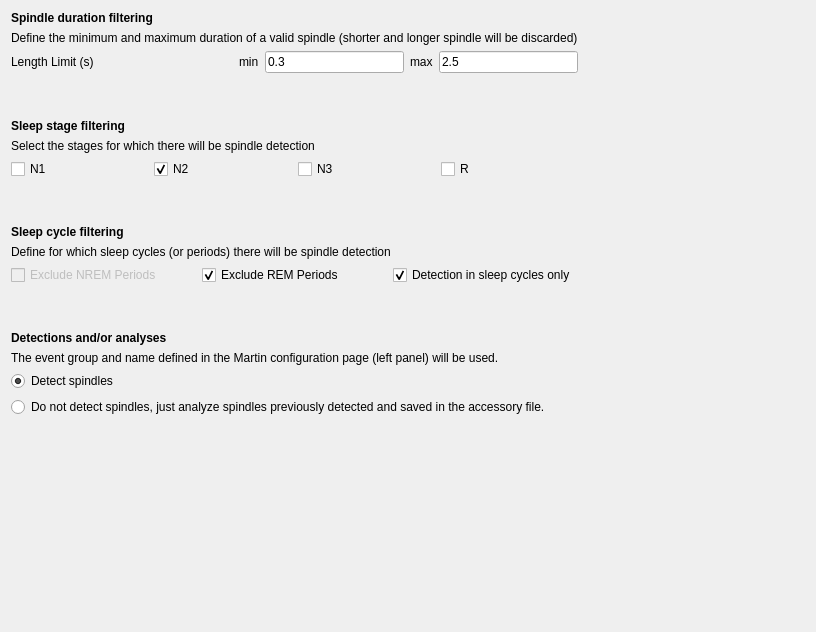
Old version of the form tools/CEAMSTools/SpindleDetectionMartin/SpindleDetectorSelStep/Ui_SpindleDetectorSelStep.ui in the repository SnoozToolbox/snooz-package-ceams.
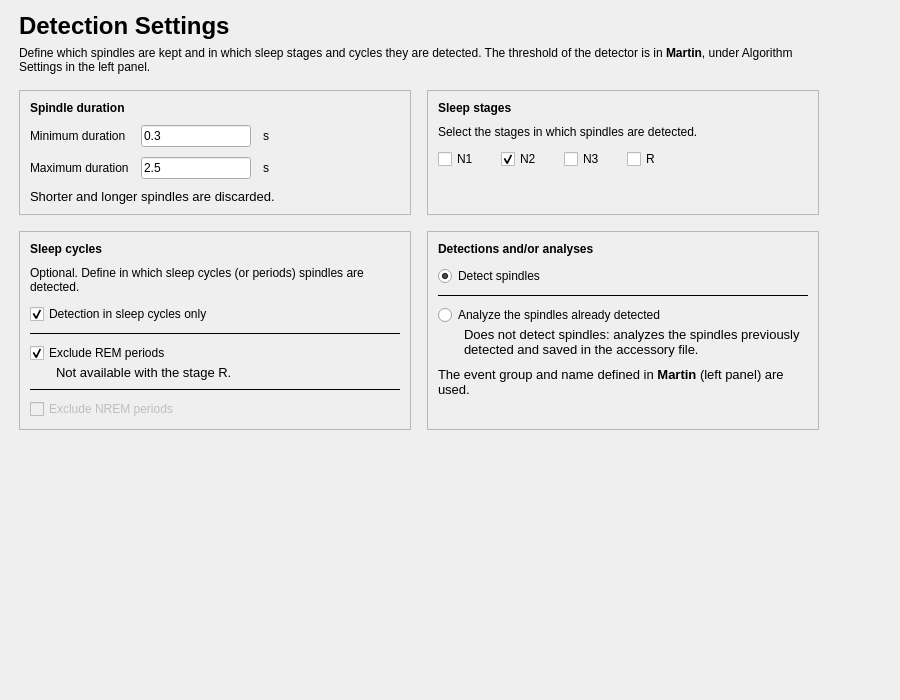
New version of the form.

Commit message: Detect Spindles with Martin and SUMO: redesigned pages (tools 2.11.3, 2.13.3)

Diff of the .ui file:
```diff
--- a/tools/CEAMSTools/SpindleDetectionMartin/SpindleDetectorSelStep/Ui_SpindleDetectorSelStep.ui
+++ b/tools/CEAMSTools/SpindleDetectionMartin/SpindleDetectorSelStep/Ui_SpindleDetectorSelStep.ui
@@ -6,134 +6,312 @@
    <rect>
     <x>0</x>
     <y>0</y>
-    <width>816</width>
-    <height>632</height>
+    <width>900</width>
+    <height>700</height>
    </rect>
   </property>
   <property name="windowTitle">
    <string/>
   </property>
-  <layout class="QHBoxLayout" name="horizontalLayout_5">
-   <item>
-    <layout class="QVBoxLayout" name="verticalLayout_3">
-     <item>
       <layout class="QVBoxLayout" name="verticalLayout">
+   <property name="leftMargin">
+    <number>19</number>
+   </property>
+   <property name="topMargin">
+    <number>12</number>
+   </property>
+   <property name="rightMargin">
+    <number>19</number>
+   </property>
+   <property name="bottomMargin">
+    <number>12</number>
+   </property>
+   <item>
+    <layout class="QHBoxLayout" name="content_row" stretch="1,0">
+     <property name="leftMargin">
+      <number>0</number>
+     </property>
+     <property name="topMargin">
+      <number>0</number>
+     </property>
+     <property name="rightMargin">
+      <number>0</number>
+     </property>
+     <property name="bottomMargin">
+      <number>0</number>
+     </property>
+     <item>
+      <widget class="QWidget" name="content_widget" native="true">
+       <property name="maximumSize">
+        <size>
+         <width>800</width>
+         <height>16777215</height>
+        </size>
+       </property>
+       <layout class="QVBoxLayout" name="content_layout">
+        <property name="spacing">
+         <number>16</number>
+        </property>
+        <property name="leftMargin">
+         <number>0</number>
+        </property>
+        <property name="topMargin">
+         <number>0</number>
+        </property>
+        <property name="rightMargin">
+         <number>0</number>
+        </property>
+        <property name="bottomMargin">
+         <number>0</number>
+        </property>
+        <item>
+         <layout class="QVBoxLayout" name="header_layout">
+          <property name="spacing">
+           <number>6</number>
+          </property>
+          <item>
+           <widget class="QLabel" name="title_label">
+            <property name="font">
+             <font>
+              <pointsize>18</pointsize>
+              <bold>true</bold>
+             </font>
+            </property>
+            <property name="text">
+             <string>Detection Settings</string>
+            </property>
+           </widget>
+          </item>
+          <item>
+           <widget class="QLabel" name="subtitle_label">
+            <property name="text">
+             <string>Define which spindles are kept and in which sleep stages and cycles they are detected. The threshold of the detector is in &lt;b&gt;Martin&lt;/b&gt;, under Algorithm Settings in the left panel.</string>
+            </property>
+            <property name="textFormat">
+             <enum>Qt::TextFormat::RichText</enum>
+            </property>
+            <property name="wordWrap">
+             <bool>true</bool>
+            </property>
+            <property name="variant" stdset="0">
+             <string notr="true">help</string>
+            </property>
+           </widget>
+          </item>
+         </layout>
+        </item>
+        <item>
+         <layout class="QHBoxLayout" name="detection_cards_layout" stretch="1,1">
+          <property name="spacing">
+           <number>16</number>
+          </property>
+          <item>
+           <widget class="QFrame" name="duration_card">
+            <property name="frameShape">
+             <enum>QFrame::Shape::StyledPanel</enum>
+            </property>
+            <property name="frameShadow">
+             <enum>QFrame::Shadow::Raised</enum>
+            </property>
+            <layout class="QVBoxLayout" name="duration_card_layout">
+             <property name="spacing">
+              <number>10</number>
+             </property>
+             <property name="leftMargin">
+              <number>10</number>
+             </property>
+             <property name="topMargin">
+              <number>10</number>
+             </property>
+             <property name="rightMargin">
+              <number>10</number>
+             </property>
+             <property name="bottomMargin">
+              <number>10</number>
+             </property>
        <item>
         <widget class="QLabel" name="label_5">
          <property name="font">
           <font>
-           <weight>50</weight>
-           <italic>false</italic>
-           <bold>false</bold>
+                 <bold>true</bold>
           </font>
          </property>
          <property name="text">
-          <string>&lt;html&gt;&lt;head/&gt;&lt;body&gt;&lt;p&gt;&lt;span style=&quot; font-weight:600;&quot;&gt;Spindle duration filtering&lt;/span&gt;&lt;/p&gt;&lt;/body&gt;&lt;/html&gt;</string>
+                <string>Spindle duration</string>
          </property>
         </widget>
        </item>
        <item>
-        <widget class="QLabel" name="label_8">
-         <property name="text">
-          <string>Define the minimum and maximum duration of a valid spindle (shorter and longer spindle will be discarded)</string>
-         </property>
-        </widget>
-       </item>
-       <item>
-        <layout class="QHBoxLayout" name="horizontalLayout">
-         <item>
-          <widget class="QLabel" name="label">
-           <property name="text">
-            <string>Length Limit (s)</string>
-           </property>
-          </widget>
-         </item>
-         <item>
-          <spacer name="horizontalSpacer">
-           <property name="orientation">
-            <enum>Qt::Horizontal</enum>
-           </property>
-           <property name="sizeHint" stdset="0">
-            <size>
-             <width>40</width>
-             <height>20</height>
-            </size>
-           </property>
-          </spacer>
-         </item>
-         <item>
+              <layout class="QGridLayout" name="duration_grid">
+               <property name="horizontalSpacing">
+                <number>12</number>
+               </property>
+               <property name="verticalSpacing">
+                <number>10</number>
+               </property>
+               <item row="0" column="0">
           <widget class="QLabel" name="label_3">
            <property name="text">
-            <string>min</string>
+                  <string>Minimum duration</string>
            </property>
           </widget>
          </item>
-         <item>
+               <item row="0" column="1">
           <widget class="QLineEdit" name="min_length_lineEdit">
+                 <property name="maximumSize">
+                  <size>
+                   <width>110</width>
+                   <height>16777215</height>
+                  </size>
+                 </property>
            <property name="text">
             <string>0.3</string>
            </property>
           </widget>
          </item>
-         <item>
+               <item row="0" column="2">
+                <widget class="QLabel" name="min_length_unit_label">
+                 <property name="text">
+                  <string>s</string>
+                 </property>
+                 <property name="variant" stdset="0">
+                  <string notr="true">help</string>
+                 </property>
+                </widget>
+               </item>
+               <item row="1" column="0">
           <widget class="QLabel" name="label_4">
            <property name="text">
-            <string>max</string>
+                  <string>Maximum duration</string>
            </property>
           </widget>
          </item>
-         <item>
+               <item row="1" column="1">
           <widget class="QLineEdit" name="max_length_lineEdit">
+                 <property name="maximumSize">
+                  <size>
+                   <width>110</width>
+                   <height>16777215</height>
+                  </size>
+                 </property>
            <property name="text">
             <string>2.5</string>
            </property>
           </widget>
          </item>
-        </layout>
-       </item>
+               <item row="1" column="2">
+                <widget class="QLabel" name="max_length_unit_label">
+                 <property name="text">
+                  <string>s</string>
+                 </property>
+                 <property name="variant" stdset="0">
+                  <string notr="true">help</string>
+                 </property>
+                </widget>
+               </item>
+               <item row="0" column="3">
+                <spacer name="duration_grid_spacer">
+                 <property name="orientation">
+                  <enum>Qt::Orientation::Horizontal</enum>
+                 </property>
+                 <property name="sizeHint" stdset="0">
+                  <size>
+                   <width>40</width>
+                   <height>20</height>
+                  </size>
+                 </property>
+                </spacer>
+               </item>
       </layout>
      </item>
      <item>
-      <spacer name="verticalSpacer_2">
-       <property name="orientation">
-        <enum>Qt::Vertical</enum>
-       </property>
-       <property name="sizeType">
-        <enum>QSizePolicy::Fixed</enum>
+              <widget class="QLabel" name="label_8">
+               <property name="font">
+                <font>
+                 <pointsize>10</pointsize>
+                </font>
+               </property>
+               <property name="text">
+                <string>Shorter and longer spindles are discarded.</string>
+               </property>
+               <property name="wordWrap">
+                <bool>true</bool>
+               </property>
+               <property name="variant" stdset="0">
+                <string notr="true">help</string>
+               </property>
+              </widget>
+             </item>
+             <item>
+              <spacer name="duration_stretch">
+               <property name="orientation">
+                <enum>Qt::Orientation::Vertical</enum>
        </property>
        <property name="sizeHint" stdset="0">
         <size>
          <width>20</width>
-         <height>40</height>
+                 <height>0</height>
         </size>
        </property>
       </spacer>
      </item>
+            </layout>
+           </widget>
+          </item>
      <item>
-      <layout class="QVBoxLayout" name="verticalLayout_2">
+           <widget class="QFrame" name="stages_card">
+            <property name="frameShape">
+             <enum>QFrame::Shape::StyledPanel</enum>
+            </property>
+            <property name="frameShadow">
+             <enum>QFrame::Shadow::Raised</enum>
+            </property>
+            <layout class="QVBoxLayout" name="stages_card_layout">
+             <property name="spacing">
+              <number>10</number>
+             </property>
+             <property name="leftMargin">
+              <number>10</number>
+             </property>
+             <property name="topMargin">
+              <number>10</number>
+             </property>
+             <property name="rightMargin">
+              <number>10</number>
+             </property>
+             <property name="bottomMargin">
+              <number>10</number>
+             </property>
        <item>
         <widget class="QLabel" name="label_6">
          <property name="font">
           <font>
-           <weight>50</weight>
-           <italic>false</italic>
-           <bold>false</bold>
+                 <bold>true</bold>
           </font>
          </property>
          <property name="text">
-          <string>&lt;html&gt;&lt;head/&gt;&lt;body&gt;&lt;p&gt;&lt;span style=&quot; font-weight:600;&quot;&gt;Sleep stage filtering&lt;/span&gt;&lt;/p&gt;&lt;/body&gt;&lt;/html&gt;</string>
+                <string>Sleep stages</string>
          </property>
         </widget>
        </item>
        <item>
         <widget class="QLabel" name="label_2">
          <property name="text">
-          <string>Select the stages for which there will be spindle detection</string>
+                <string>Select the stages in which spindles are detected.</string>
+               </property>
+               <property name="wordWrap">
+                <bool>true</bool>
+               </property>
+               <property name="variant" stdset="0">
+                <string notr="true">help</string>
          </property>
         </widget>
        </item>
        <item>
-        <layout class="QHBoxLayout" name="horizontalLayout_2">
+              <layout class="QHBoxLayout" name="stages_layout">
+               <property name="spacing">
+                <number>22</number>
+               </property>
          <item>
           <widget class="QCheckBox" name="checkBox_n1">
            <property name="text">
@@ -168,69 +346,103 @@
            </property>
           </widget>
          </item>
-        </layout>
+               <item>
+                <spacer name="stages_spacer">
+                 <property name="orientation">
+                  <enum>Qt::Orientation::Horizontal</enum>
+                 </property>
+                 <property name="sizeHint" stdset="0">
+                  <size>
+                   <width>40</width>
+                   <height>20</height>
+                  </size>
+                 </property>
+                </spacer>
        </item>
       </layout>
      </item>
      <item>
-      <spacer name="verticalSpacer">
+              <spacer name="stages_stretch">
        <property name="orientation">
-        <enum>Qt::Vertical</enum>
-       </property>
-       <property name="sizeType">
-        <enum>QSizePolicy::Fixed</enum>
+                <enum>Qt::Orientation::Vertical</enum>
        </property>
        <property name="sizeHint" stdset="0">
         <size>
          <width>20</width>
-         <height>40</height>
+                 <height>0</height>
         </size>
        </property>
       </spacer>
      </item>
+            </layout>
+           </widget>
+          </item>
+         </layout>
+        </item>
+        <item>
+         <layout class="QHBoxLayout" name="cycle_cards_layout" stretch="1,1">
+          <property name="spacing">
+           <number>16</number>
+          </property>
+          <item>
+           <widget class="QFrame" name="cycles_card">
+            <property name="frameShape">
+             <enum>QFrame::Shape::StyledPanel</enum>
+            </property>
+            <property name="frameShadow">
+             <enum>QFrame::Shadow::Raised</enum>
+            </property>
+            <layout class="QVBoxLayout" name="cycles_card_layout">
+             <property name="spacing">
+              <number>10</number>
+             </property>
+             <property name="leftMargin">
+              <number>10</number>
+             </property>
+             <property name="topMargin">
+              <number>10</number>
+             </property>
+             <property name="rightMargin">
+              <number>10</number>
+             </property>
+             <property name="bottomMargin">
+              <number>10</number>
+             </property>
      <item>
       <widget class="QLabel" name="label_7">
        <property name="font">
         <font>
-         <weight>50</weight>
-         <italic>false</italic>
-         <bold>false</bold>
+                 <bold>true</bold>
         </font>
        </property>
        <property name="text">
-        <string>&lt;html&gt;&lt;head/&gt;&lt;body&gt;&lt;p&gt;&lt;span style=&quot; font-weight:600;&quot;&gt;Sleep cycle filtering&lt;/span&gt;&lt;/p&gt;&lt;/body&gt;&lt;/html&gt;</string>
+                <string>Sleep cycles</string>
        </property>
       </widget>
      </item>
      <item>
       <widget class="QLabel" name="label_9">
        <property name="text">
-        <string>Define for which sleep cycles (or periods) there will be spindle detection</string>
-       </property>
-      </widget>
-     </item>
-     <item>
-      <layout class="QHBoxLayout" name="horizontalLayout_3">
-       <item>
-        <widget class="QCheckBox" name="checkBox_excl_nremp">
-         <property name="enabled">
-          <bool>false</bool>
-         </property>
-         <property name="text">
-          <string>Exclude NREM Periods</string>
-         </property>
-        </widget>
-       </item>
-       <item>
-        <widget class="QCheckBox" name="checkBox_excl_remp">
-         <property name="text">
-          <string>Exclude REM Periods</string>
-         </property>
-         <property name="checked">
+                <string>Optional. Define in which sleep cycles (or periods) spindles are detected.</string>
+               </property>
+               <property name="wordWrap">
           <bool>true</bool>
          </property>
-        </widget>
-       </item>
+               <property name="variant" stdset="0">
+                <string notr="true">help</string>
+               </property>
+              </widget>
+             </item>
+             <item>
+              <layout class="QVBoxLayout" name="cycles_layout">
+               <property name="spacing">
+                <number>8</number>
+               </property>
+               <item>
+                <layout class="QVBoxLayout" name="cycles_layout_1_layout">
+                 <property name="spacing">
+                  <number>2</number>
+                 </property>
        <item>
         <widget class="QCheckBox" name="checkBox_only_cycles">
          <property name="text">
@@ -244,46 +456,144 @@
       </layout>
      </item>
      <item>
-      <spacer name="verticalSpacer_4">
+                <widget class="QFrame" name="cycles_layout_line_1">
+                 <property name="frameShape">
+                  <enum>QFrame::Shape::HLine</enum>
+                 </property>
+                 <property name="frameShadow">
+                  <enum>QFrame::Shadow::Plain</enum>
+                 </property>
+                </widget>
+               </item>
+               <item>
+                <layout class="QVBoxLayout" name="cycles_layout_2_layout">
+                 <property name="spacing">
+                  <number>2</number>
+                 </property>
+                 <item>
+                  <widget class="QCheckBox" name="checkBox_excl_remp">
+                   <property name="text">
+                    <string>Exclude REM periods</string>
+                   </property>
+                   <property name="checked">
+                    <bool>true</bool>
+                   </property>
+                  </widget>
+                 </item>
+                 <item>
+                  <widget class="QLabel" name="excl_remp_help_label">
+                   <property name="font">
+                    <font>
+                     <pointsize>10</pointsize>
+                    </font>
+                   </property>
+                   <property name="text">
+                    <string>Not available with the stage R.</string>
+                   </property>
+                   <property name="wordWrap">
+                    <bool>true</bool>
+                   </property>
+                   <property name="indent">
+                    <number>26</number>
+                   </property>
+                   <property name="variant" stdset="0">
+                    <string notr="true">help</string>
+                   </property>
+                  </widget>
+                 </item>
+                </layout>
+               </item>
+               <item>
+                <widget class="QFrame" name="cycles_layout_line_2">
+                 <property name="frameShape">
+                  <enum>QFrame::Shape::HLine</enum>
+                 </property>
+                 <property name="frameShadow">
+                  <enum>QFrame::Shadow::Plain</enum>
+                 </property>
+                </widget>
+               </item>
+               <item>
+                <layout class="QVBoxLayout" name="cycles_layout_3_layout">
+                 <property name="spacing">
+                  <number>2</number>
+                 </property>
+                 <item>
+                  <widget class="QCheckBox" name="checkBox_excl_nremp">
+                   <property name="text">
+                    <string>Exclude NREM periods</string>
+                   </property>
+                   <property name="enabled">
+                    <bool>false</bool>
+                   </property>
+                  </widget>
+                 </item>
+                </layout>
+               </item>
+              </layout>
+             </item>
+             <item>
+              <spacer name="cycles_stretch">
        <property name="orientation">
-        <enum>Qt::Vertical</enum>
-       </property>
-       <property name="sizeType">
-        <enum>QSizePolicy::Fixed</enum>
+                <enum>Qt::Orientation::Vertical</enum>
        </property>
        <property name="sizeHint" stdset="0">
         <size>
          <width>20</width>
-         <height>40</height>
+                 <height>0</height>
         </size>
        </property>
       </spacer>
      </item>
+            </layout>
+           </widget>
+          </item>
+          <item>
+           <widget class="QFrame" name="detection_card">
+            <property name="frameShape">
+             <enum>QFrame::Shape::StyledPanel</enum>
+            </property>
+            <property name="frameShadow">
+             <enum>QFrame::Shadow::Raised</enum>
+            </property>
+            <layout class="QVBoxLayout" name="detection_card_layout">
+             <property name="spacing">
+              <number>10</number>
+             </property>
+             <property name="leftMargin">
+              <number>10</number>
+             </property>
+             <property name="topMargin">
+              <number>10</number>
+             </property>
+             <property name="rightMargin">
+              <number>10</number>
+             </property>
+             <property name="bottomMargin">
+              <number>10</number>
+             </property>
      <item>
       <widget class="QLabel" name="label_10">
        <property name="font">
         <font>
-         <weight>50</weight>
-         <italic>false</italic>
-         <bold>false</bold>
+                 <bold>true</bold>
         </font>
        </property>
        <property name="text">
-        <string>&lt;html&gt;&lt;head/&gt;&lt;body&gt;&lt;p&gt;&lt;span style=&quot; font-weight:600;&quot;&gt;Detections and/or analyses&lt;/span&gt;&lt;/p&gt;&lt;/body&gt;&lt;/html&gt;</string>
+                <string>Detections and/or analyses</string>
        </property>
       </widget>
      </item>
      <item>
-      <layout class="QHBoxLayout" name="horizontalLayout_4">
+              <layout class="QVBoxLayout" name="detection_layout">
+               <property name="spacing">
+                <number>8</number>
+               </property>
        <item>
-        <widget class="QLabel" name="label_11">
-         <property name="text">
-          <string>The event group and name defined in the Martin configuration page (left panel) will be used. </string>
-         </property>
-        </widget>
-       </item>
-      </layout>
-     </item>
+                <layout class="QVBoxLayout" name="detection_layout_1_layout">
+                 <property name="spacing">
+                  <number>2</number>
+                 </property>
      <item>
       <widget class="QRadioButton" name="radioButton_detect_spindle">
        <property name="text">
@@ -294,36 +604,120 @@
        </property>
       </widget>
      </item>
+                </layout>
+               </item>
+               <item>
+                <widget class="QFrame" name="detection_layout_line_1">
+                 <property name="frameShape">
+                  <enum>QFrame::Shape::HLine</enum>
+                 </property>
+                 <property name="frameShadow">
+                  <enum>QFrame::Shadow::Plain</enum>
+                 </property>
+                </widget>
+               </item>
+               <item>
+                <layout class="QVBoxLayout" name="detection_layout_2_layout">
+                 <property name="spacing">
+                  <number>2</number>
+                 </property>
      <item>
       <widget class="QRadioButton" name="radioButto_analyse_spindle">
        <property name="text">
-        <string>Do not detect spindles, just analyze spindles previously detected and saved in the accessory file.</string>
+                    <string>Analyze the spindles already detected</string>
        </property>
       </widget>
      </item>
      <item>
-      <spacer name="verticalSpacer_3">
+                  <widget class="QLabel" name="analyse_help_label">
+                   <property name="font">
+                    <font>
+                     <pointsize>10</pointsize>
+                    </font>
+                   </property>
+                   <property name="text">
+                    <string>Does not detect spindles: analyzes the spindles previously detected and saved in the accessory file.</string>
+                   </property>
+                   <property name="wordWrap">
+                    <bool>true</bool>
+                   </property>
+                   <property name="indent">
+                    <number>26</number>
+                   </property>
+                   <property name="variant" stdset="0">
+                    <string notr="true">help</string>
+                   </property>
+                  </widget>
+                 </item>
+                </layout>
+               </item>
+              </layout>
+             </item>
+             <item>
+              <widget class="QLabel" name="label_11">
+               <property name="font">
+                <font>
+                 <pointsize>10</pointsize>
+                </font>
+               </property>
+               <property name="text">
+                <string>The event group and name defined in &lt;b&gt;Martin&lt;/b&gt; (left panel) are used.</string>
+               </property>
+               <property name="textFormat">
+                <enum>Qt::TextFormat::RichText</enum>
+               </property>
+               <property name="wordWrap">
+                <bool>true</bool>
+               </property>
+               <property name="variant" stdset="0">
+                <string notr="true">help</string>
+               </property>
+              </widget>
+             </item>
+             <item>
+              <spacer name="detection_stretch">
        <property name="orientation">
-        <enum>Qt::Vertical</enum>
+                <enum>Qt::Orientation::Vertical</enum>
        </property>
        <property name="sizeHint" stdset="0">
         <size>
          <width>20</width>
-         <height>40</height>
+                 <height>0</height>
         </size>
        </property>
       </spacer>
      </item>
     </layout>
-   </item>
+           </widget>
+          </item>
+         </layout>
+        </item>
+       </layout>
+      </widget>
+     </item>
    <item>
-    <spacer name="horizontalSpacer_4">
+      <spacer name="content_spacer">
      <property name="orientation">
       <enum>Qt::Horizontal</enum>
      </property>
      <property name="sizeHint" stdset="0">
       <size>
-       <width>162</width>
+         <width>40</width>
+         <height>20</height>
+        </size>
+       </property>
+      </spacer>
+     </item>
+    </layout>
+   </item>
+   <item>
+    <spacer name="verticalSpacer">
+     <property name="orientation">
+      <enum>Qt::Orientation::Vertical</enum>
+     </property>
+     <property name="sizeHint" stdset="0">
+      <size>
+       <width>40</width>
        <height>20</height>
       </size>
      </property>
```
Left out of the diff: 6 changed lines with no effect on the pictures. Lines whose indentation alone changed are shown as unchanged. The commit also changes 30 other files.
